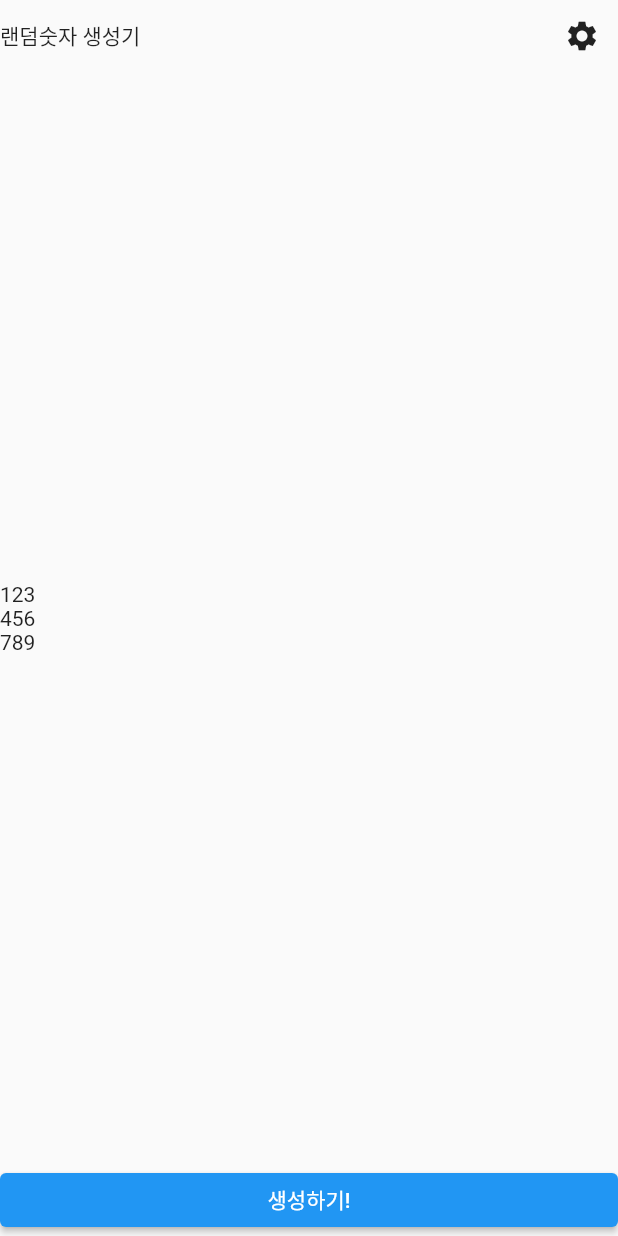
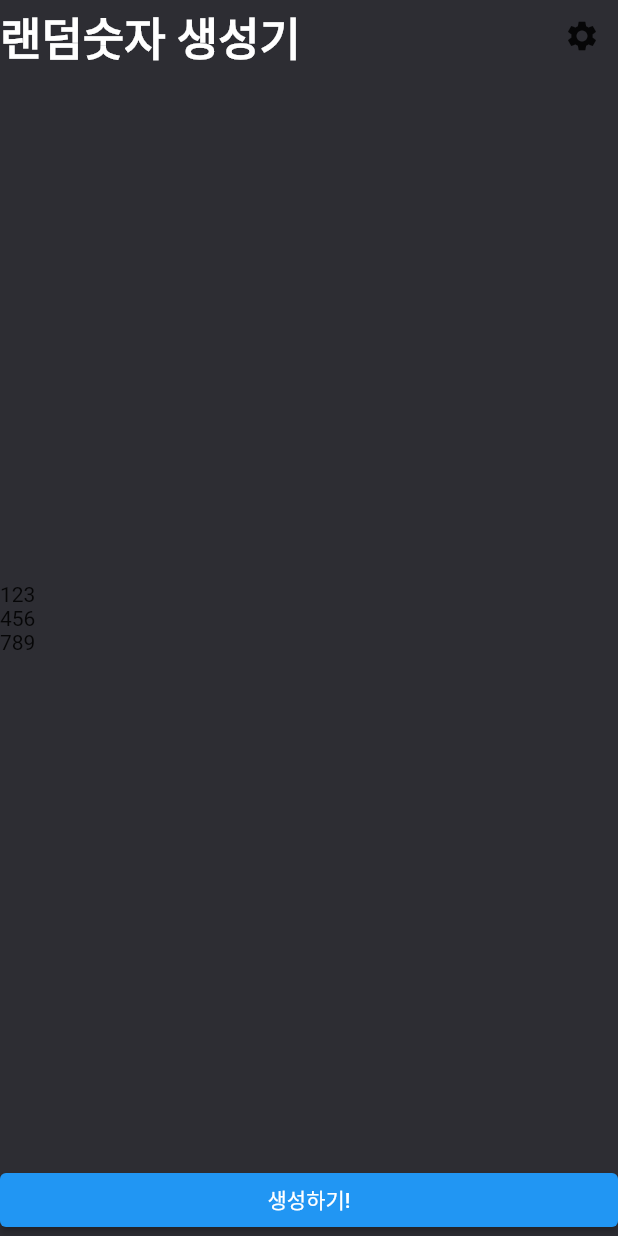
Before and after one commit to sweetswift/random_number, a Flutter app: the screen it shows after launch, on a phone screen of 412 x 824 dp. Run offline on Flutter 3.47's test engine with Material 2 defaults, Android fonts, the phone set to English and light mode, and no system bars.

Commit message:
Modify: 배경색,Text컬러 변경

```diff
--- a/lib/screen/home_screen.dart
+++ b/lib/screen/home_screen.dart
@@ -1,4 +1,5 @@
 import 'package:flutter/material.dart';
+import 'package:random_number/constant/color.dart';
 
 class HomeScreen extends StatefulWidget {
   const HomeScreen({Key? key}) : super(key: key);
@@ -11,13 +12,21 @@ class _HomeScreenState extends State<HomeScreen> {
   @override
   Widget build(BuildContext context) {
     return Scaffold(
+      backgroundColor: PRIMARY_COLOR,
         body: Column(
       crossAxisAlignment: CrossAxisAlignment.start,
       children: [
         Row(
           mainAxisAlignment: MainAxisAlignment.spaceBetween,
           children: [
-            Text('랜덤숫자 생성기'),
+            Text(
+              '랜덤숫자 생성기',
+              style: TextStyle(
+                color: Colors.white,
+                fontSize: 30.0,
+                fontWeight: FontWeight.w700,
+              ),
+            ),
             IconButton(
               onPressed: () {},
               icon: Icon(
```
